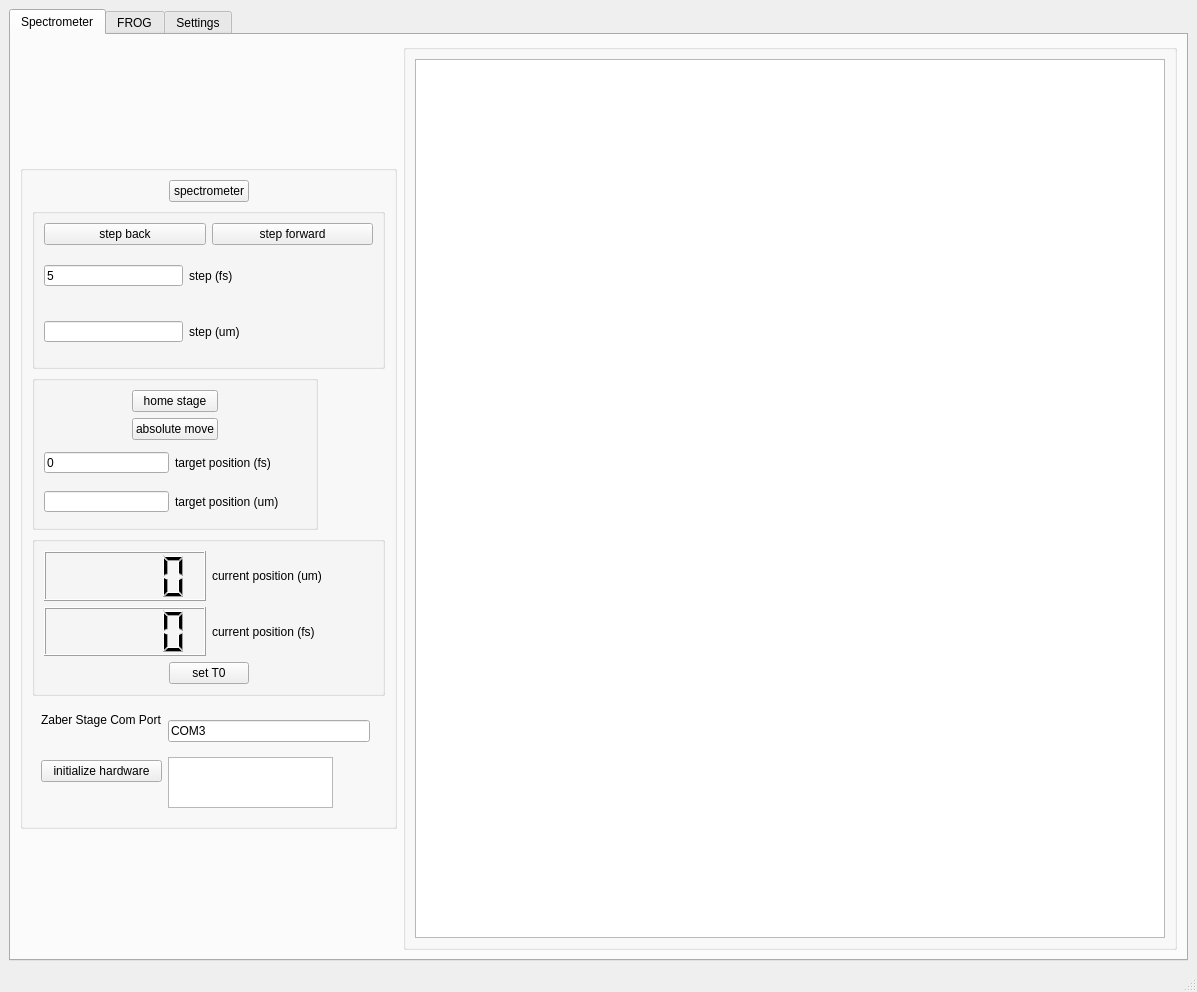
First picture: the form in qt_designer/form.ui, repository peter-chang62/Chi-3-FROG, before the edit.
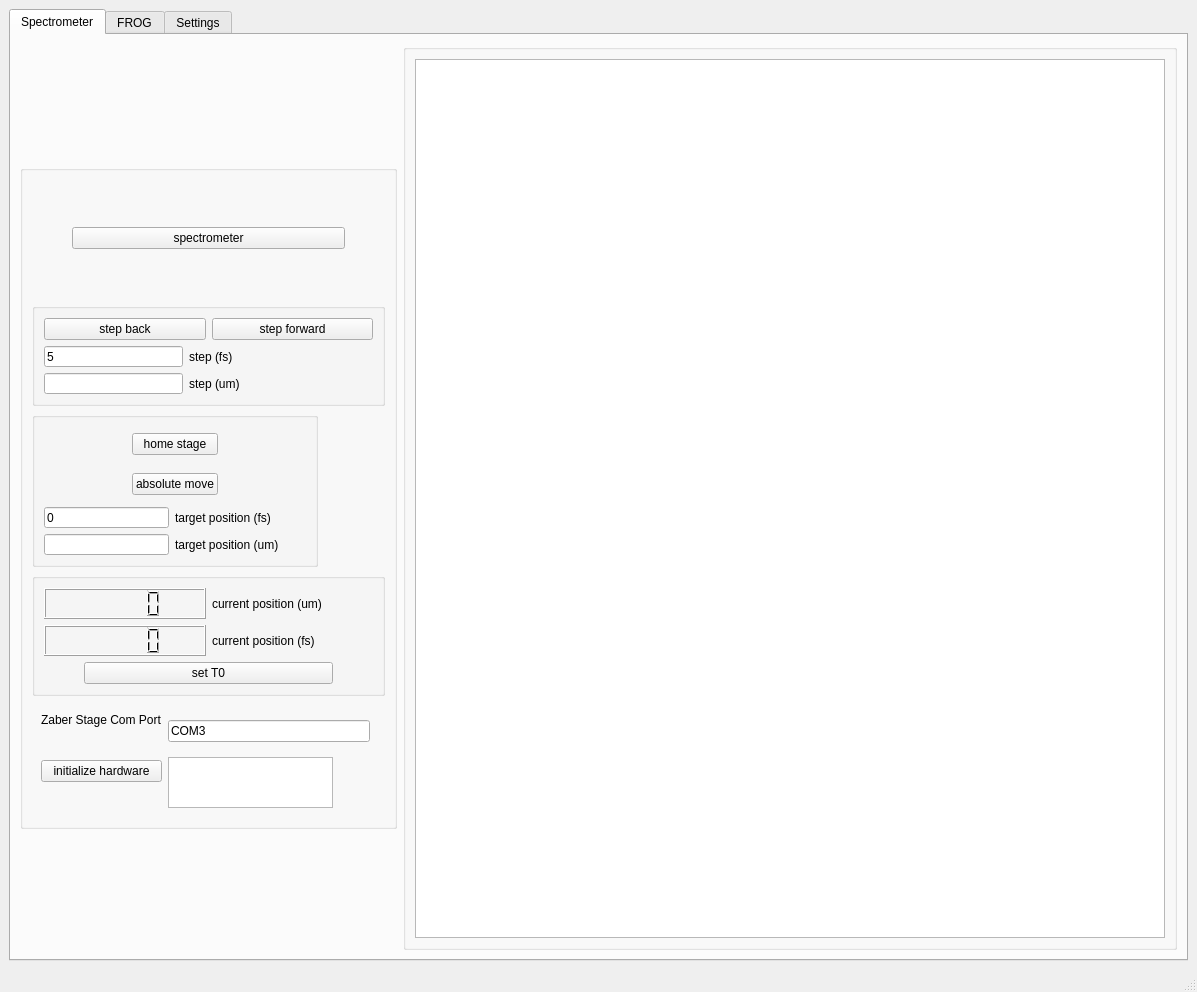
Second picture: the form after the edit. The open tabs and pages were chosen to show the change. Custom widgets are drawn as their Qt base class.

Diff of the .ui file:
```diff
--- a/qt_designer/form.ui
+++ b/qt_designer/form.ui
@@ -50,9 +50,6 @@
             <layout class="QHBoxLayout" name="horizontalLayout_6">
              <item>
               <spacer name="horizontalSpacer_2">
-               <property name="orientation">
-                <enum>Qt::Orientation::Horizontal</enum>
-               </property>
                <property name="sizeHint" stdset="0">
                 <size>
                  <width>40</width>
@@ -70,9 +67,6 @@
              </item>
              <item>
               <spacer name="horizontalSpacer_3">
-               <property name="orientation">
-                <enum>Qt::Orientation::Horizontal</enum>
-               </property>
                <property name="sizeHint" stdset="0">
                 <size>
                  <width>40</width>
@@ -177,9 +171,6 @@
              <layout class="QGridLayout" name="gridLayout_3">
               <item row="0" column="0">
                <spacer name="horizontalSpacer_4">
-                <property name="orientation">
-                 <enum>Qt::Orientation::Horizontal</enum>
-                </property>
                 <property name="sizeHint" stdset="0">
                  <size>
                   <width>40</width>
@@ -197,9 +188,6 @@
               </item>
               <item row="0" column="2">
                <spacer name="horizontalSpacer_5">
-                <property name="orientation">
-                 <enum>Qt::Orientation::Horizontal</enum>
-                </property>
                 <property name="sizeHint" stdset="0">
                  <size>
                   <width>40</width>
@@ -210,9 +198,6 @@
               </item>
               <item row="1" column="0">
                <spacer name="horizontalSpacer_6">
-                <property name="orientation">
-                 <enum>Qt::Orientation::Horizontal</enum>
-                </property>
                 <property name="sizeHint" stdset="0">
                  <size>
                   <width>28</width>
@@ -230,9 +215,6 @@
               </item>
               <item row="1" column="2">
                <spacer name="horizontalSpacer_7">
-                <property name="orientation">
-                 <enum>Qt::Orientation::Horizontal</enum>
-                </property>
                 <property name="sizeHint" stdset="0">
                  <size>
                   <width>40</width>
@@ -356,9 +338,6 @@
                <layout class="QHBoxLayout" name="horizontalLayout_11">
                 <item>
                  <spacer name="horizontalSpacer_8">
-                  <property name="orientation">
-                   <enum>Qt::Orientation::Horizontal</enum>
-                  </property>
                   <property name="sizeHint" stdset="0">
                    <size>
                     <width>40</width>
@@ -376,9 +355,6 @@
                 </item>
                 <item>
                  <spacer name="horizontalSpacer_9">
-                  <property name="orientation">
-                   <enum>Qt::Orientation::Horizontal</enum>
-                  </property>
                   <property name="sizeHint" stdset="0">
                    <size>
                     <width>40</width>
```
Left out of the diff: 31 changed lines with no effect on the pictures.
